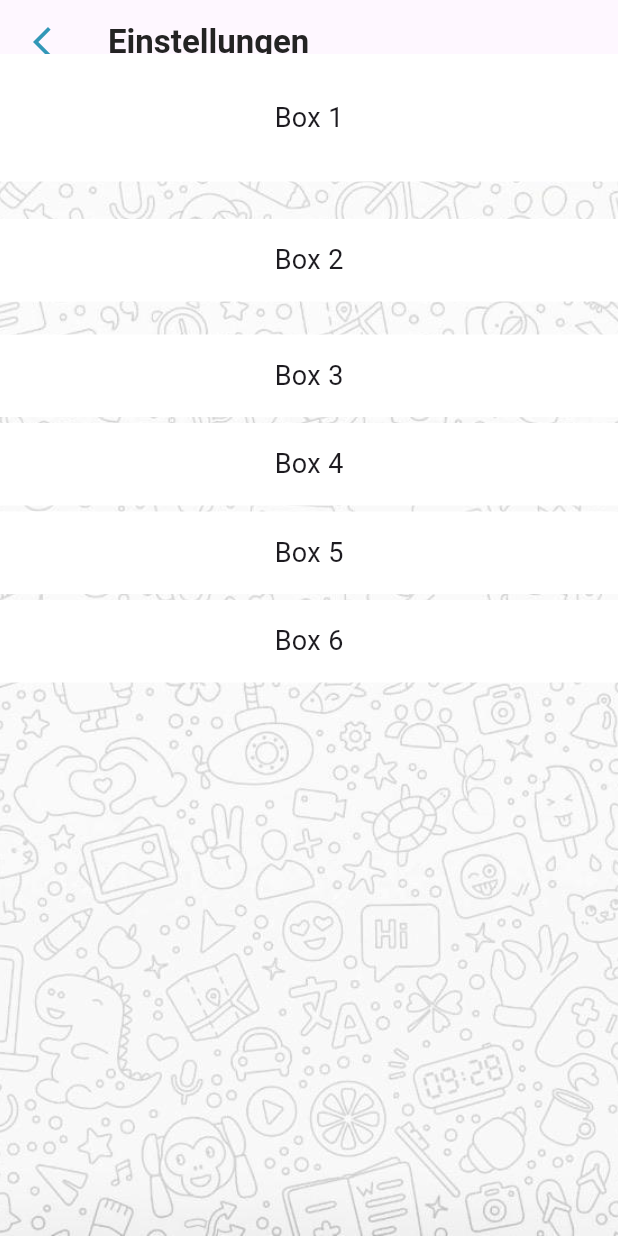
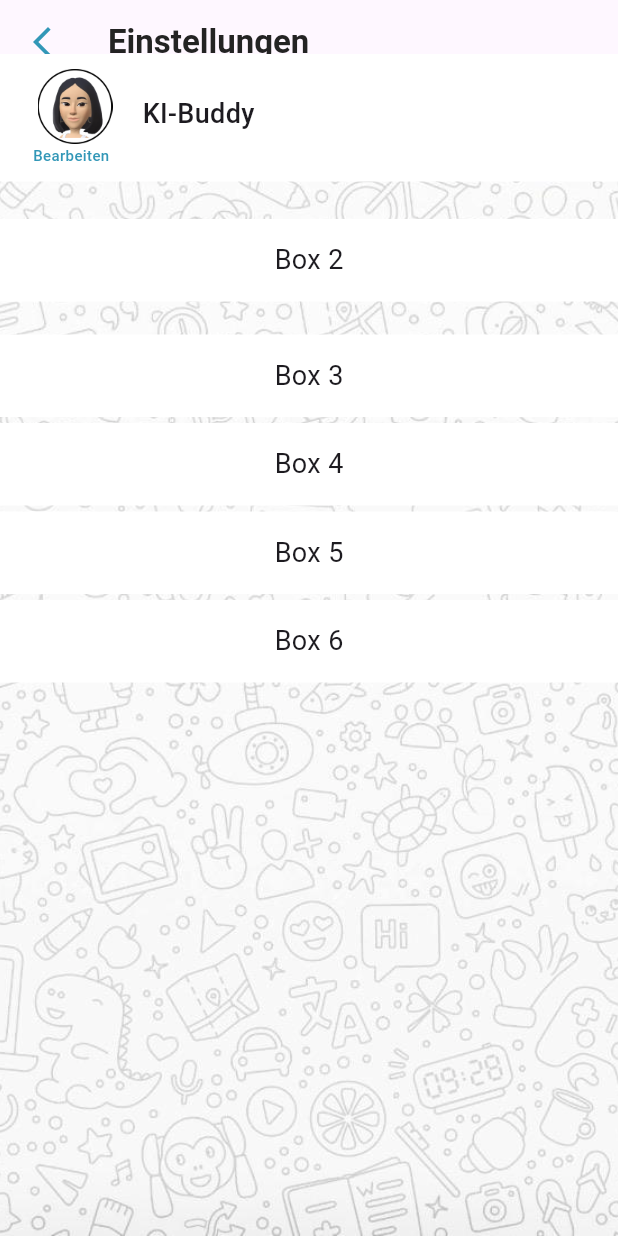
Before and after one commit to melmmarc/kibuddy, a Flutter app: the SettingsPage screen opened directly, on a phone screen of 412 x 824 dp. Run offline on Flutter 3.47's test engine with Material 3 defaults, Android fonts, the phone set to English and light mode, and no system bars.

Commit message:
filled first settings box

```diff
--- a/kibuddy/lib/screens/settings.dart
+++ b/kibuddy/lib/screens/settings.dart
@@ -40,19 +40,53 @@ class SettingsPage extends StatelessWidget {
             Expanded(
               child: ListView.builder(
                 itemCount: 6, // Number of white boxes
-                itemBuilder: (context, index) {
+
+itemBuilder: (context, index) {
   return index == 0
       ? Transform.translate(
           offset: const Offset(0, -20),
           child: Container(
-            height: 85, // Adjust height as needed
+            height: 85, // Adjusted height to 85px
             color: Colors.white,
             margin: const EdgeInsets.only(bottom: 5),
-            child: Center(
-              child: Text(
-                'Box ${index + 1}',
-                style: const TextStyle(fontSize: 18),
-              ),
+            child: Column(
+              crossAxisAlignment: CrossAxisAlignment.start,
+              children: [
+                Row(
+                  children: [
+                    Padding(
+                      padding: const EdgeInsets.only(left: 25, top: 10), // Add 30px margin to the left and 15px margin to the top
+                      child: Image.asset(
+                        'assets/images/kibuddy-circled.png', // Your image path
+                        width: 50, // Adjust width as needed
+                        height: 50, // Adjust height as needed
+                      ),
+                    ),
+                    const Padding(
+                      padding: EdgeInsets.only(left: 20, top: 20), // Add 30px margin to the left and 20px margin to the top
+                      child: Column(
+                        crossAxisAlignment: CrossAxisAlignment.start,
+                        children: [
+                          Text(
+                            'KI-Buddy',
+                            style: TextStyle(fontSize: 18, fontWeight: FontWeight.w500,),
+                          ),
+                        ],
+                      ),
+                    ),
+                  ],
+                ),
+                Transform.translate(
+                  offset: const Offset(0, -5), // Move the text 5px higher
+                  child: const Padding(
+                    padding: EdgeInsets.only(left: 22, top: 5), // Add 30px margin to the left
+                    child: Text(
+                      'Bearbeiten',
+                      style: TextStyle(fontSize: 10, color: Color(0xFF3297B7),fontWeight: FontWeight.w500,),
+                    ),
+                  ),
+                ),
+              ],
             ),
           ),
         )
@@ -60,7 +94,7 @@ class SettingsPage extends StatelessWidget {
           height: 55, // Adjust height as needed
           color: Colors.white,
           margin: index == 1
-              ? const EdgeInsets.fromLTRB(0, 0, 0, 20) // Add 30px more margin at the bottom for Box 2
+              ? const EdgeInsets.fromLTRB(0, 0, 0, 20) // Add 20px more margin at the bottom for Box 2
               : const EdgeInsets.symmetric(vertical: 2), // Standard margin
           child: Center(
             child: Text(
@@ -70,6 +104,13 @@ class SettingsPage extends StatelessWidget {
           ),
         );
 },
+
+
+
+
+
+
+
               ),
             ),
           ],
```
